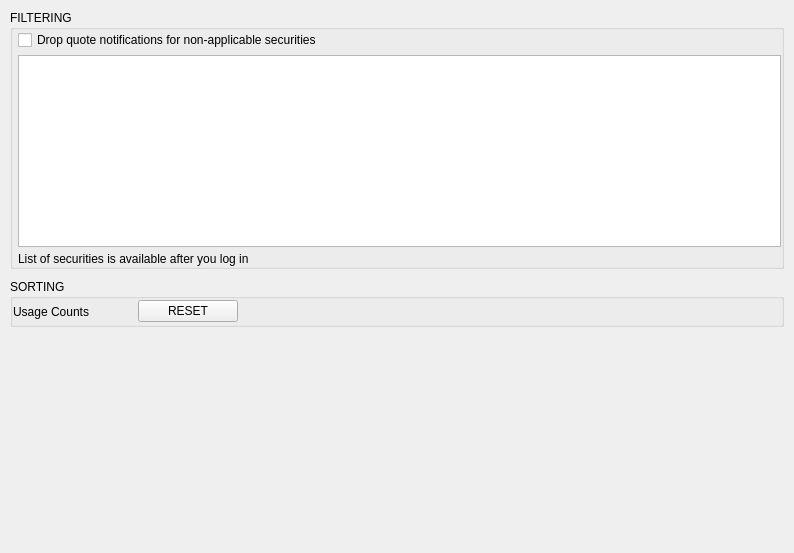
Old version of the form BlockSettleUILib/DealingSettingsPage.ui in the repository BlockSettle/terminal.
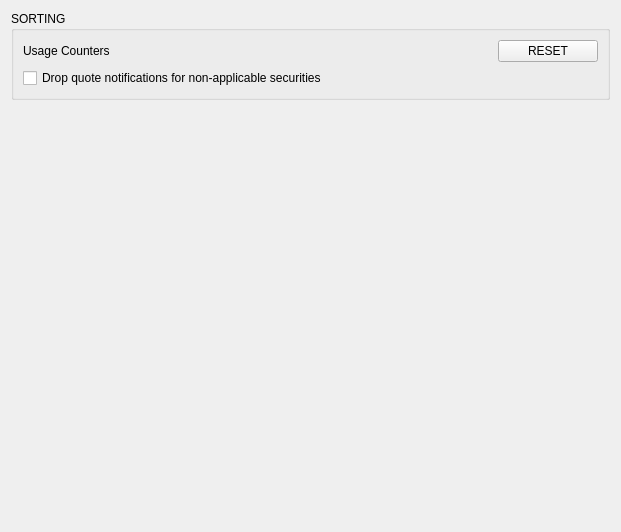
New version of the form.

Commit message:
Removed filtering settings from dealing page. State of collapsed/expanded groups in RFQ blotter saves in the application's settings.
Task-number: BST-1227

Diff of the .ui file:
```diff
--- a/BlockSettleUILib/DealingSettingsPage.ui
+++ b/BlockSettleUILib/DealingSettingsPage.ui
@@ -6,127 +6,22 @@
    <rect>
     <x>0</x>
     <y>0</y>
-    <width>794</width>
-    <height>553</height>
+    <width>621</width>
+    <height>532</height>
    </rect>
   </property>
   <property name="windowTitle">
    <string>Form</string>
   </property>
-  <layout class="QVBoxLayout" name="verticalLayout">
-   <property name="spacing">
-    <number>10</number>
-   </property>
-   <property name="leftMargin">
-    <number>10</number>
-   </property>
-   <property name="topMargin">
-    <number>10</number>
-   </property>
-   <property name="rightMargin">
-    <number>10</number>
-   </property>
-   <property name="bottomMargin">
-    <number>10</number>
-   </property>
-   <item>
-    <widget class="QGroupBox" name="groupBox_2">
-     <property name="title">
-      <string>FILTERING</string>
-     </property>
-     <layout class="QFormLayout" name="formLayout">
-      <property name="fieldGrowthPolicy">
-       <enum>QFormLayout::ExpandingFieldsGrow</enum>
-      </property>
-      <property name="labelAlignment">
-       <set>Qt::AlignLeading|Qt::AlignLeft|Qt::AlignVCenter</set>
-      </property>
-      <property name="formAlignment">
-       <set>Qt::AlignLeading|Qt::AlignLeft|Qt::AlignTop</set>
-      </property>
-      <property name="horizontalSpacing">
-       <number>5</number>
-      </property>
-      <property name="verticalSpacing">
-       <number>5</number>
-      </property>
-      <property name="leftMargin">
-       <number>0</number>
-      </property>
-      <property name="topMargin">
-       <number>0</number>
-      </property>
-      <property name="rightMargin">
-       <number>0</number>
-      </property>
-      <property name="bottomMargin">
-       <number>0</number>
-      </property>
-      <item row="0" column="1">
-       <widget class="QCheckBox" name="checkBoxDrop">
-        <property name="text">
-         <string>Drop quote notifications for non-applicable securities</string>
-        </property>
-       </widget>
-      </item>
-      <item row="2" column="1">
-       <widget class="QTreeView" name="treeViewSecurities"/>
-      </item>
-      <item row="3" column="1">
-       <widget class="QLabel" name="label">
-        <property name="text">
-         <string>List of securities is available after you log in</string>
-        </property>
-        <property name="statusWarningLabel" stdset="0">
-         <bool>true</bool>
-        </property>
-       </widget>
-      </item>
-     </layout>
-    </widget>
-   </item>
+  <layout class="QVBoxLayout" name="verticalLayout_2">
    <item>
     <widget class="QGroupBox" name="groupBox_3">
      <property name="title">
       <string>SORTING</string>
      </property>
-     <layout class="QVBoxLayout" name="verticalLayout_2">
-      <property name="leftMargin">
-       <number>0</number>
-      </property>
-      <property name="topMargin">
-       <number>0</number>
-      </property>
-      <property name="rightMargin">
-       <number>0</number>
-      </property>
-      <property name="bottomMargin">
-       <number>0</number>
-      </property>
+     <layout class="QVBoxLayout" name="verticalLayout">
       <item>
-       <widget class="QWidget" name="horizontalWidget" native="true">
-        <property name="minimumSize">
-         <size>
-          <width>0</width>
-          <height>25</height>
-         </size>
-        </property>
         <layout class="QHBoxLayout" name="horizontalLayout">
-         <property name="spacing">
-          <number>5</number>
-         </property>
-         <property name="leftMargin">
-          <number>0</number>
-         </property>
-         <property name="topMargin">
-          <number>0</number>
-         </property>
-         <property name="rightMargin">
-          <number>0</number>
-         </property>
-         <property name="bottomMargin">
-          <number>0</number>
-         </property>
          <item>
           <widget class="QLabel" name="label_2">
            <property name="minimumSize">
@@ -142,26 +37,7 @@
             </size>
            </property>
            <property name="text">
-            <string>Usage Counts</string>
-           </property>
-          </widget>
-         </item>
-         <item>
-          <widget class="QPushButton" name="pushButtonResetCnt">
-           <property name="minimumSize">
-            <size>
-             <width>100</width>
-             <height>22</height>
-            </size>
-           </property>
-           <property name="maximumSize">
-            <size>
-             <width>100</width>
-             <height>16777215</height>
-            </size>
-           </property>
-           <property name="text">
-            <string>RESET</string>
+           <string>Usage Counters</string>
            </property>
           </widget>
          </item>
@@ -178,7 +54,32 @@
            </property>
           </spacer>
          </item>
-        </layout>
+        <item>
+         <widget class="QPushButton" name="pushButtonResetCnt">
+          <property name="minimumSize">
+           <size>
+            <width>100</width>
+            <height>22</height>
+           </size>
+          </property>
+          <property name="maximumSize">
+           <size>
+            <width>100</width>
+            <height>16777215</height>
+           </size>
+          </property>
+          <property name="text">
+           <string>RESET</string>
+          </property>
+         </widget>
+        </item>
+       </layout>
+      </item>
+      <item>
+       <widget class="QCheckBox" name="checkBoxDrop">
+        <property name="text">
+         <string>Drop quote notifications for non-applicable securities</string>
+        </property>
        </widget>
       </item>
      </layout>
```
Lines whose indentation alone changed are shown as unchanged. The commit also changes 4 other files.
